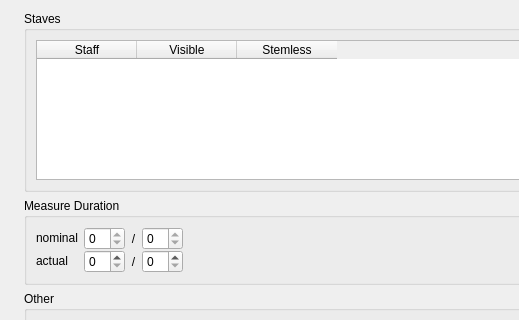
The window that mscore/mscore/measureproperties.ui (musescore/musescore-old) describes before a commit, drawn with Qt 5; both pictures show x 0 to 519 and y 0 to 320 of the 766 by 530 pixel window.
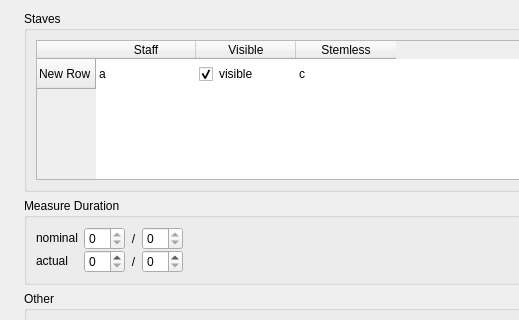
The same window after the commit. Icons and pictures are not drawn.

```diff
--- a/mscore/mscore/measureproperties.ui
+++ b/mscore/mscore/measureproperties.ui
@@ -66,6 +66,11 @@
             <property name="cornerButtonEnabled">
              <bool>false</bool>
             </property>
+            <row>
+             <property name="text">
+              <string>New Row</string>
+             </property>
+            </row>
             <column>
              <property name="text">
               <string>Staff</string>
@@ -81,6 +86,33 @@
               <string>Stemless</string>
              </property>
             </column>
+            <item row="0" column="0">
+             <property name="text">
+              <string>a</string>
+             </property>
+             <property name="checkState">
+              <enum>Unchecked</enum>
+             </property>
+             <property name="flags">
+              <set>ItemIsSelectable|ItemIsEnabled</set>
+             </property>
+            </item>
+            <item row="0" column="1">
+             <property name="text">
+              <string>visible</string>
+             </property>
+             <property name="checkState">
+              <enum>Checked</enum>
+             </property>
+            </item>
+            <item row="0" column="2">
+             <property name="text">
+              <string>c</string>
+             </property>
+             <property name="checkState">
+              <enum>Unchecked</enum>
+             </property>
+            </item>
            </widget>
           </item>
          </layout>
```
